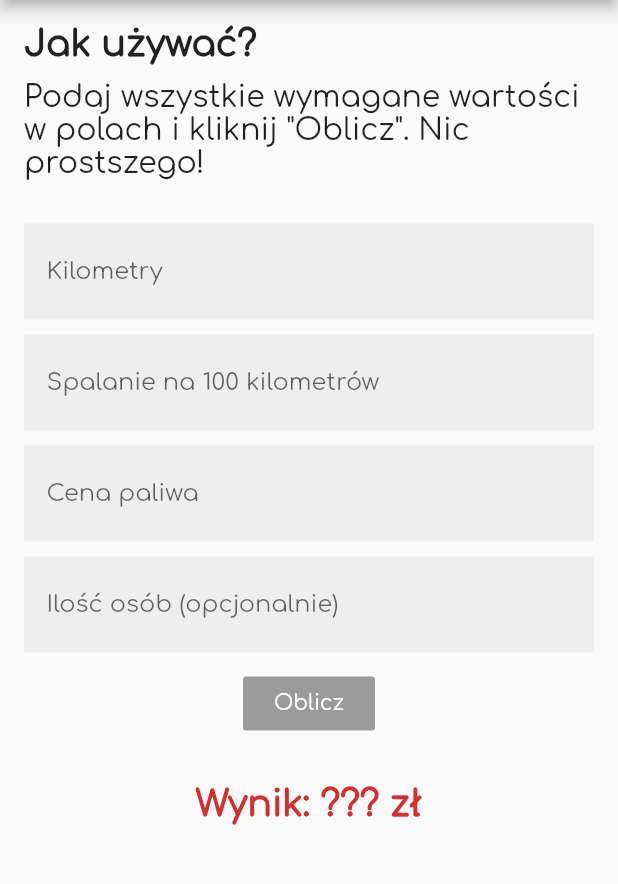
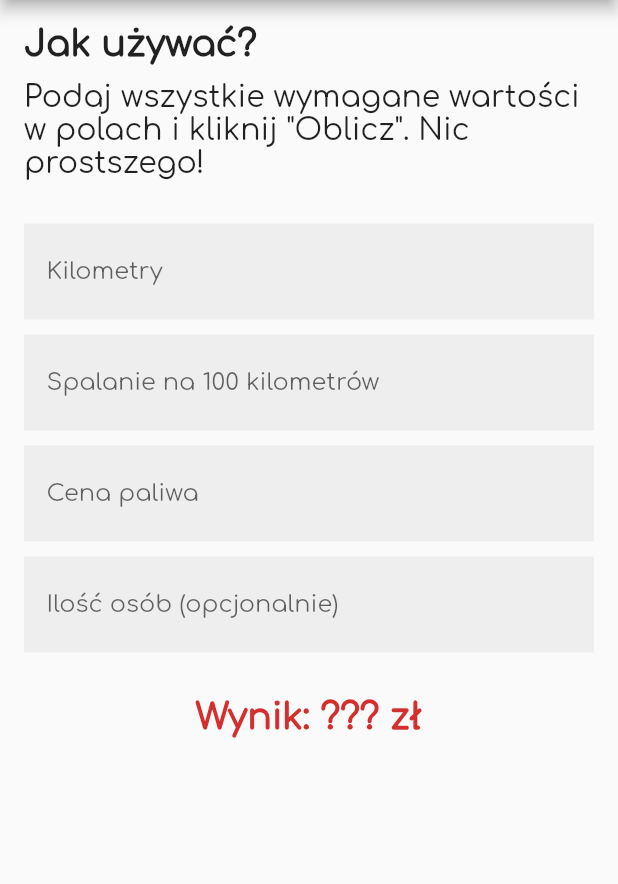
Before and after one commit to szakes1/kalkulator_paliwa, a Flutter app: the screen it shows after launch, on a phone screen of 412 x 824 dp, the part 84-968 px from its top. Run offline on Flutter 3.47's test engine with Material 2 defaults, Android fonts, the phone set to English and light mode, and no system bars; our stand-ins replace easy_localization.

Commit message:
Removed the calculate button and added quick refresh functionality

```diff
--- a/lib/widgets/calculator_form_widget.dart
+++ b/lib/widgets/calculator_form_widget.dart
@@ -24,6 +24,7 @@ class CalculatorForm extends StatelessWidget {
           ),
           onChanged: (String value) {
             validationService.setKilometers(value);
+            validationService.calculate();
           },
           keyboardType: TextInputType.numberWithOptions(decimal: true),
         ),
@@ -39,6 +40,7 @@ class CalculatorForm extends StatelessWidget {
           ),
           onChanged: (String value) {
             validationService.setLiter(value);
+            validationService.calculate();
           },
           keyboardType: TextInputType.numberWithOptions(decimal: true),
         ),
@@ -54,6 +56,7 @@ class CalculatorForm extends StatelessWidget {
           ),
           onChanged: (String value) {
             validationService.setFuelPrice(value);
+            validationService.calculate();
           },
           keyboardType: TextInputType.numberWithOptions(decimal: true),
         ),
@@ -68,20 +71,14 @@ class CalculatorForm extends StatelessWidget {
           ),
           onChanged: (String value) {
             validationService.setPeopleQuantity(value);
+            validationService.calculate();
           },
           keyboardType: TextInputType.numberWithOptions(decimal: false),
         ),
-        SizedBox(height: 10.0),
-        RaisedButton(
-          child: Text('calculate').tr(),
-          color: Colors.red[700],
-          textColor: Colors.white,
-          onPressed:
-              (validationService.isValid) ? null : validationService.calculate,
-        ),
         SizedBox(height: 30.0),
-        Text('result', style: textStyles.result)
-            .tr(args: [validationService.result])
+        Text('result', style: textStyles.result).tr(args: [
+          validationService.result,
+        ])
       ],
     );
   }
```
Also changed, not shown: lib/providers/calculator_validation.dart (+16 -15 lines).
